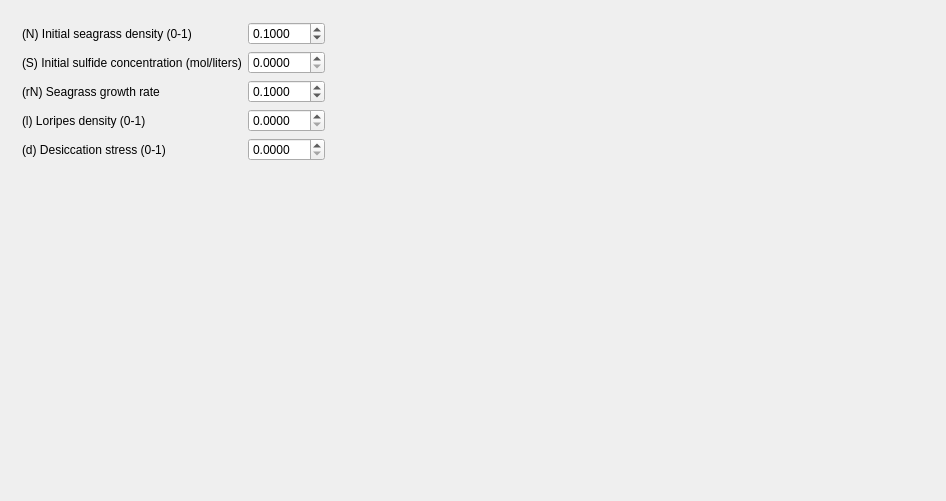
First picture: the form in Tools/ToolMutualismBreakdowner/qtdialog.ui, repository richelbilderbeek/ProjectRichelBilderbeek, before the edit.
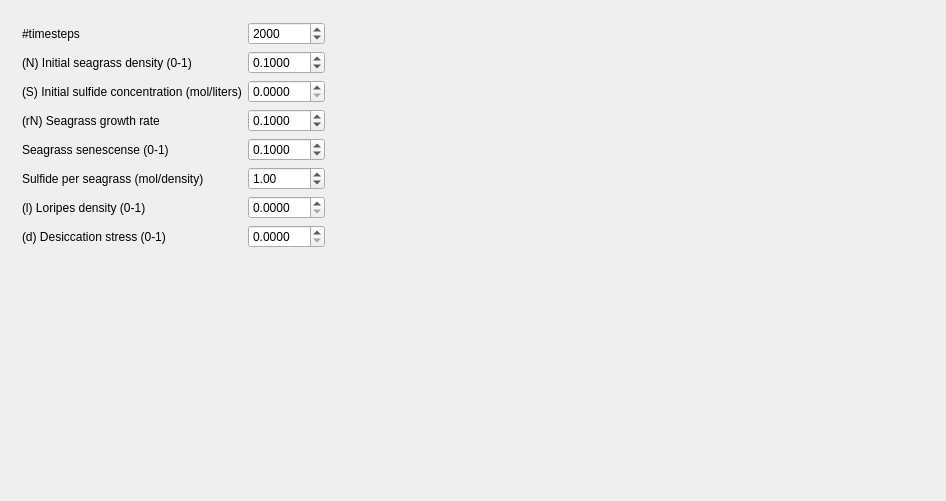
Second picture: the form after the edit. Custom widgets are drawn as their Qt base class.

Commit message: Sulfide responds, can set timesteps

Patch:
```diff
--- a/Tools/ToolMutualismBreakdowner/qtdialog.ui
+++ b/Tools/ToolMutualismBreakdowner/qtdialog.ui
@@ -29,14 +29,14 @@
       </sizepolicy>
      </property>
      <layout class="QFormLayout" name="formLayout">
-      <item row="0" column="0">
+      <item row="1" column="0">
        <widget class="QLabel" name="label_init_seagrass_density">
         <property name="text">
          <string>(N) Initial seagrass density (0-1)</string>
         </property>
        </widget>
       </item>
-      <item row="0" column="1">
+      <item row="1" column="1">
        <widget class="QDoubleSpinBox" name="box_initial_seagrass_density">
         <property name="decimals">
          <number>4</number>
@@ -52,14 +52,14 @@
         </property>
        </widget>
       </item>
-      <item row="1" column="0">
+      <item row="2" column="0">
        <widget class="QLabel" name="label_initial_sulfide">
         <property name="text">
          <string>(S) Initial sulfide concentration (mol/liters)</string>
         </property>
        </widget>
       </item>
-      <item row="1" column="1">
+      <item row="2" column="1">
        <widget class="QDoubleSpinBox" name="box_initial_sulfide_concentration">
         <property name="decimals">
          <number>4</number>
@@ -69,14 +69,14 @@
         </property>
        </widget>
       </item>
-      <item row="2" column="0">
+      <item row="3" column="0">
        <widget class="QLabel" name="label_seagrass_growth_rate">
         <property name="text">
          <string>(rN) Seagrass growth rate</string>
         </property>
        </widget>
       </item>
-      <item row="2" column="1">
+      <item row="3" column="1">
        <widget class="QDoubleSpinBox" name="box_seagrass_growth_rate">
         <property name="decimals">
          <number>4</number>
@@ -92,14 +92,21 @@
         </property>
        </widget>
       </item>
-      <item row="3" column="0">
+      <item row="4" column="0">
+       <widget class="QLabel" name="label">
+        <property name="text">
+         <string>Seagrass senescense (0-1)</string>
+        </property>
+       </widget>
+      </item>
+      <item row="6" column="0">
        <widget class="QLabel" name="label_loripes_density">
         <property name="text">
          <string>(l) Loripes density (0-1)</string>
         </property>
        </widget>
       </item>
-      <item row="3" column="1">
+      <item row="6" column="1">
        <widget class="QDoubleSpinBox" name="doubleSpinBox_4">
         <property name="decimals">
          <number>4</number>
@@ -109,14 +116,14 @@
         </property>
        </widget>
       </item>
-      <item row="4" column="0">
+      <item row="7" column="0">
        <widget class="QLabel" name="label_desiccation_stress">
         <property name="text">
          <string>(d) Desiccation stress (0-1)</string>
         </property>
        </widget>
       </item>
-      <item row="4" column="1">
+      <item row="7" column="1">
        <widget class="QDoubleSpinBox" name="doubleSpinBox_5">
         <property name="decimals">
          <number>4</number>
@@ -126,6 +133,56 @@
         </property>
        </widget>
       </item>
+      <item row="4" column="1">
+       <widget class="QDoubleSpinBox" name="box_seagrass_senescense">
+        <property name="decimals">
+         <number>4</number>
+        </property>
+        <property name="maximum">
+         <double>1.000000000000000</double>
+        </property>
+        <property name="singleStep">
+         <double>0.100000000000000</double>
+        </property>
+        <property name="value">
+         <double>0.100000000000000</double>
+        </property>
+       </widget>
+      </item>
+      <item row="5" column="0">
+       <widget class="QLabel" name="label_2">
+        <property name="text">
+         <string>Sulfide per seagrass (mol/density)</string>
+        </property>
+       </widget>
+      </item>
+      <item row="5" column="1">
+       <widget class="QDoubleSpinBox" name="box_sulfide_mol_per_seagrass_density">
+        <property name="maximum">
+         <double>100.000000000000000</double>
+        </property>
+        <property name="value">
+         <double>1.000000000000000</double>
+        </property>
+       </widget>
+      </item>
+      <item row="0" column="0">
+       <widget class="QLabel" name="label_3">
+        <property name="text">
+         <string>#timesteps</string>
+        </property>
+       </widget>
+      </item>
+      <item row="0" column="1">
+       <widget class="QSpinBox" name="box_n_timesteps">
+        <property name="maximum">
+         <number>999999999</number>
+        </property>
+        <property name="value">
+         <number>2000</number>
+        </property>
+       </widget>
+      </item>
      </layout>
     </widget>
    </item>
```
Left out of the diff: 8 changed lines with no effect on the pictures. The commit also changes 1 other file.
